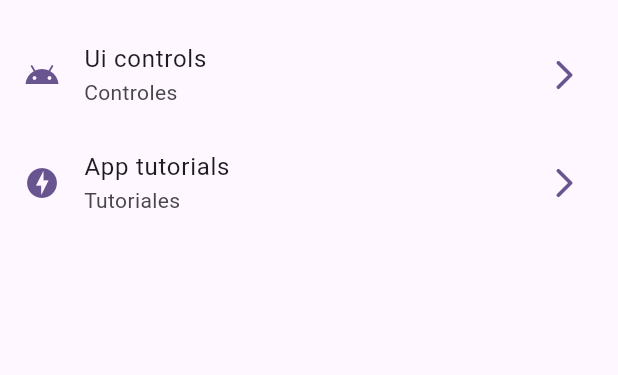
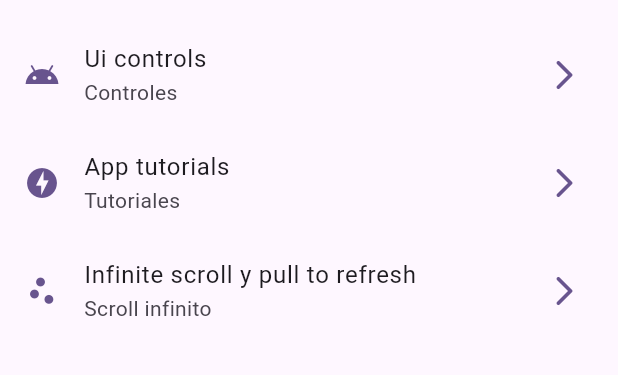
Before and after one commit to jhonnyjk/widgets_app, a Flutter app: the screen it shows after launch, on a phone screen of 412 x 824 dp, the part 603-978 px from its top. Run offline on Flutter 3.47's test engine with Material 3 defaults, Android fonts, the phone set to English and light mode, and no system bars; our stand-ins replace animate_do, go_router.

Commit message:
21.01.2024

```diff
--- a/lib/config/menu/menu_items.dart
+++ b/lib/config/menu/menu_items.dart
@@ -57,4 +57,10 @@ const appMenuItems = <MenuItems>[
     link: '/tutorial',
     icon: Icons.offline_bolt_sharp,
   ),
+  MenuItems(
+    title: 'Infinite scroll y pull to refresh',
+    subTitle: 'Scroll infinito',
+    link: '/scroll',
+    icon: Icons.scatter_plot,
+  ),
 ];
--- a/lib/config/router/app_router.dart
+++ b/lib/config/router/app_router.dart
@@ -45,5 +45,10 @@ final appRouter = GoRouter(
       path: '/tutorial',
       builder: (context, state) => const AppTutorialScreen(),
     ),
+    GoRoute(
+      name: InfiniteScrollScreen.name,
+      path: '/scroll',
+      builder: (context, state) => const InfiniteScrollScreen(),
+    ),
   ],
 );
```
Also changed, not shown: lib/presentation/screens/app_tutorial/app_tutorial_screen.dart (+8 -8 lines), lib/presentation/screens/infinite_scroll/infinite_scroll_screen.dart (+19 -1 lines).
